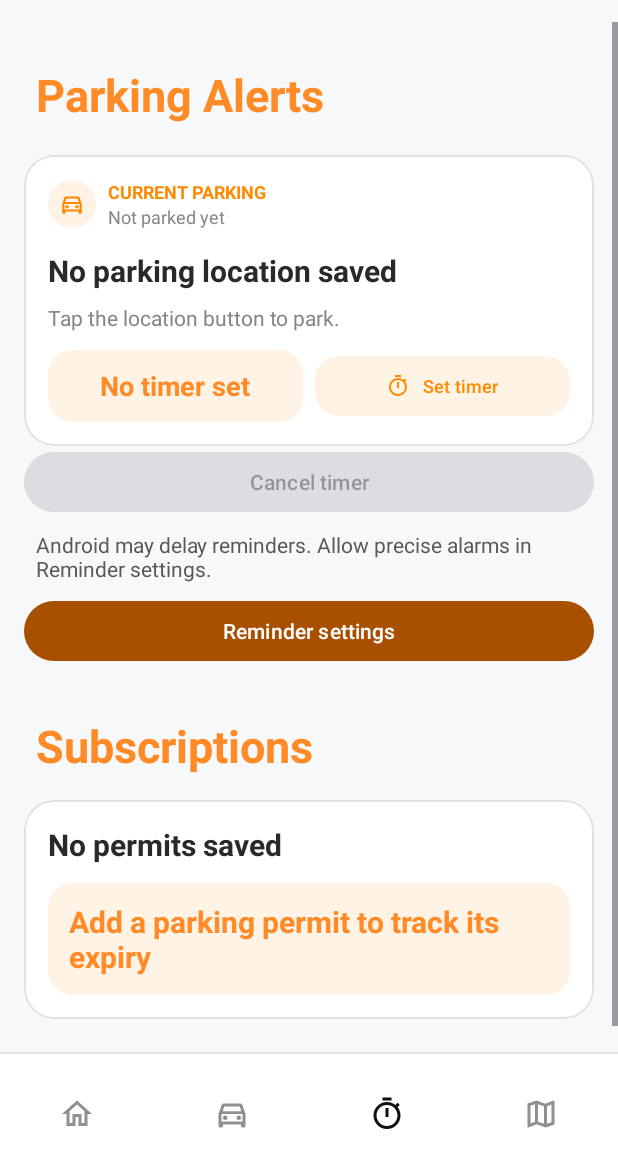
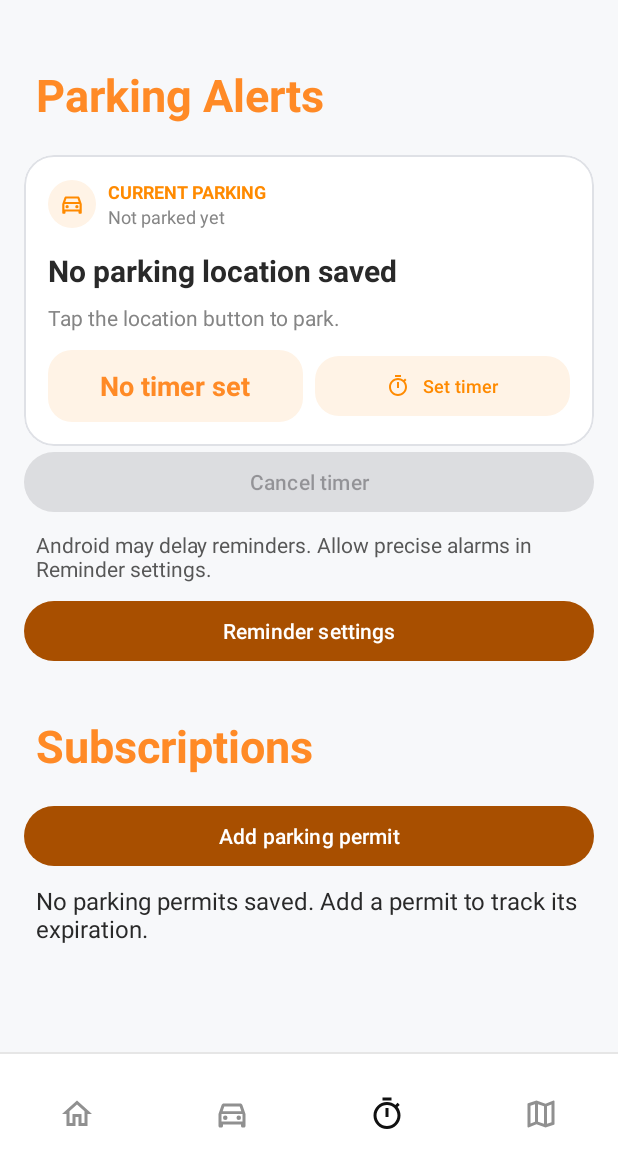
Before and after one commit to Rxsch/ParkMark, an Android app: the screen it shows after launch (MainActivity), item 3 of the bottom bar chosen, on a phone screen of 412 x 824 dp, the part 62-1236 px from its top. Run offline under Robolectric (Android 15) with nearby library versions, the phone set to English and light mode, and no system bars; our stand-ins replace Room's generated code.

Commit message:
feat: manage parking permits, renewals and photo retention

```diff
--- a/app/src/main/java/com/example/parkmark/MainActivity.java
+++ b/app/src/main/java/com/example/parkmark/MainActivity.java
@@ -29,6 +29,7 @@ import androidx.core.view.WindowInsetsCompat;
 import com.example.parkmark.data.*;
 import com.example.parkmark.ui.FormDialog;
 import com.example.parkmark.ui.AlertsController;
+import com.example.parkmark.ui.PermitsController;
 import com.example.parkmark.ui.ParkingMap;
 import com.example.parkmark.util.PhotoStorage;
 import com.example.parkmark.util.TimeText;
@@ -51,6 +52,7 @@ public class MainActivity extends AppCompatActivity {
     private ParkingState state;
     private ParkingMap parkingMap;
     private AlertsController alerts;
+    private PermitsController permits;
     private int currentTab = R.id.navHome;
     private long editorLocationId = -1;
     private long photoLocationId = -1;
@@ -83,9 +85,12 @@ public class MainActivity extends AppCompatActivity {
     // Observe database snapshots; all four pages read the same persistent parking state.
     @Override protected void onCreate(Bundle savedInstanceState) {
         super.onCreate(savedInstanceState);
+        androidx.core.view.WindowCompat.getInsetsController(getWindow(), getWindow().getDecorView())
+                .setAppearanceLightNavigationBars(true);
         repository = ParkRepository.get(this);
         parkingMap = new ParkingMap(this);
         alerts = new AlertsController(this, repository, this::message, this::requestNotifications);
+        permits = new PermitsController(this, repository, this::message, this::requestNotifications);
         if (getIntent().getBooleanExtra("openAlerts", false)) currentTab = R.id.navTimer;
         if (savedInstanceState != null) {
             currentTab = savedInstanceState.getInt("tab", R.id.navHome);
@@ -148,6 +153,8 @@ public class MainActivity extends AppCompatActivity {
         click(R.id.alertExtendTimeButton, () -> alerts.timer(state));
         click(R.id.cancelTimerButton, () -> alerts.cancelTimer(state));
         click(R.id.reminderSettingsButton, alerts::settings);
+        click(R.id.addPermitButton, () -> { if (state != null) permits.edit(null); });
+        click(R.id.photoRetentionButton, this::photoRetention);
         if (tab == R.id.navMap) parkingMap.attach(findViewById(R.id.mapContainer), current());
         renderState();
     }
@@ -185,7 +192,10 @@ public class MainActivity extends AppCompatActivity {
         text(R.id.alertParkingDetailsText, details);
         text(R.id.locationStatusText, locating ? "Finding your location…" : "Tap to save a new parking spot");
         updateClock();
-        if (currentTab == R.id.navTimer) alerts.renderStatus(state);
+        if (currentTab == R.id.navTimer) {
+            alerts.renderStatus(state);
+            permits.render(state == null ? java.util.Collections.emptyList() : state.permits);
+        }
         if (currentTab == R.id.navParking) {
             boolean exists = location != null;
             for (int id : new int[]{R.id.notesInput, R.id.levelInput, R.id.spotInput,
@@ -391,10 +401,13 @@ public class MainActivity extends AppCompatActivity {
         findViewById(R.id.previousPhotoButton).setEnabled(photoIndex > 0);
         findViewById(R.id.nextPhotoButton).setEnabled(photoIndex + 1 < count);
         findViewById(R.id.removePhotoButton).setEnabled(count > 0);
+        findViewById(R.id.photoRetentionButton).setEnabled(count > 0);
         Object token = new Object(); image.setTag(token);
         image.setImageResource(R.drawable.ic_car);
         if (count == 0) return;
         ParkingPhoto photo = state.photos.get(photoIndex);
+        text(R.id.photoCountText, "Photo " + (photoIndex + 1) + " of " + count
+                + (photo.deleteAfter > 0 ? " • Auto-removes " + TimeText.dateTime(photo.deleteAfter) : " • Kept until removed"));
         PHOTOS.execute(() -> {
             try {
                 Bitmap bitmap = PhotoStorage.decode(getApplicationContext(), photo.uri, 1024);
@@ -405,6 +418,19 @@ public class MainActivity extends AppCompatActivity {
             } catch (Exception ignored) { /* A removed legacy gallery image falls back to the car icon. */ }
         });
     }
+    // Let the user choose retention for an app-owned photo without affecting the gallery original.
+    private void photoRetention() {
+        if (state == null || state.photos.isEmpty()) return;
+        ParkingPhoto photo = state.photos.get(photoIndex);
+        new MaterialAlertDialogBuilder(this).setTitle("Keep this parking photo")
+                .setItems(new String[]{"Until I remove it", "1 day", "7 days", "30 days"}, (dialog, which) -> {
+                    long[] days = {0, 1, 7, 30};
+                    long deadline = which == 0 ? 0 : System.currentTimeMillis() + days[which] * 86_400_000L;
+                    repository.change(dao -> dao.setPhotoExpiry(photo.id, deadline), error ->
+                            message(error == null ? "Photo retention updated." : "Could not update photo retention."));
+                }).setNegativeButton("Cancel", null).show();
+    }
+
     private void removePhoto() {
         if (state == null || state.photos.isEmpty()) return;
         ParkingPhoto photo = state.photos.get(photoIndex);
--- a/app/src/main/res/layout/activity_alerts.xml
+++ b/app/src/main/res/layout/activity_alerts.xml
@@ -194,48 +194,11 @@
                 android:textSize="30sp"
                 android:textStyle="bold" />
 
-            <com.google.android.material.card.MaterialCardView
-                android:layout_width="match_parent"
-                android:layout_height="wrap_content"
-                android:layout_marginBottom="24dp"
-                app:cardBackgroundColor="#FFFFFF"
-                app:cardCornerRadius="20dp"
-                app:cardElevation="0dp"
-                app:strokeColor="#DFE1E6"
-                app:strokeWidth="1dp">
-
-                <LinearLayout
-                    android:layout_width="match_parent"
-                    android:layout_height="wrap_content"
-                    android:minHeight="140dp"
-                    android:orientation="vertical"
-                    android:padding="16dp">
-
-                    <TextView
-                        android:id="@+id/subscriptionNameText"
-                        android:layout_width="match_parent"
-                        android:layout_height="wrap_content"
-                        android:text="No permits saved"
-                        android:textColor="#292929"
-                        android:textSize="20sp"
-                        android:textStyle="bold" />
-
-                    <TextView
-                        android:id="@+id/subscriptionDaysLeftText"
-                        android:layout_width="wrap_content"
-                        android:layout_height="wrap_content"
-                        android:layout_marginTop="12dp"
-                        android:background="@drawable/bg_alert_badge"
-                        android:paddingHorizontal="14dp"
-                        android:paddingVertical="12dp"
-                        android:text="Add a parking permit to track its expiry"
-                        android:textColor="#FF8A26"
-                        android:textSize="20sp"
-                        android:textStyle="bold" />
-
-                </LinearLayout>
-
-            </com.google.android.material.card.MaterialCardView>
+            <com.google.android.material.button.MaterialButton
+                android:id="@+id/addPermitButton" android:layout_width="match_parent"
+                android:layout_height="wrap_content" android:text="Add parking permit" />
+            <LinearLayout android:id="@+id/permitContainer" android:layout_width="match_parent"
+                android:layout_height="wrap_content" android:orientation="vertical" />
 
         </LinearLayout>
 
--- a/app/src/main/res/layout/activity_parking.xml
+++ b/app/src/main/res/layout/activity_parking.xml
@@ -96,6 +96,7 @@
                 <com.google.android.material.button.MaterialButton android:id="@+id/previousPhotoButton" android:layout_width="0dp" android:layout_weight="1" android:layout_height="wrap_content" android:text="Previous" />
                 <com.google.android.material.button.MaterialButton android:id="@+id/nextPhotoButton" android:layout_width="0dp" android:layout_weight="1" android:layout_height="wrap_content" android:text="Next" />
             </LinearLayout>
+            <com.google.android.material.button.MaterialButton android:id="@+id/photoRetentionButton" android:layout_width="match_parent" android:layout_height="wrap_content" android:text="Photo retention" />
             <com.google.android.material.button.MaterialButton android:id="@+id/removePhotoButton" android:layout_width="match_parent" android:layout_height="wrap_content" android:text="Remove photo" />
             <TextView android:layout_width="match_parent" android:layout_height="wrap_content" android:layout_marginTop="16dp" android:text="Garage level" android:labelFor="@id/levelInput" android:textColor="#292929" />
             <EditText android:id="@+id/levelInput" android:layout_width="match_parent" android:layout_height="wrap_content" android:minHeight="48dp" android:inputType="textCapSentences" android:hint="e.g. 3" android:maxLength="50" android:textColor="#292929" />
--- a/app/src/main/res/values-night/themes.xml
+++ b/app/src/main/res/values-night/themes.xml
@@ -5,7 +5,6 @@
         <item name="colorOnPrimary">#FFFFFF</item>
         <item name="colorSecondary">#FF8A00</item>
         <item name="android:windowLightStatusBar">true</item>
-        <item name="android:windowLightNavigationBar">true</item>
 
     </style>
 </resources>
--- a/app/src/main/res/values/themes.xml
+++ b/app/src/main/res/values/themes.xml
@@ -4,7 +4,6 @@
         <item name="colorOnPrimary">#FFFFFF</item>
         <item name="colorSecondary">#FF8A00</item>
         <item name="android:windowLightStatusBar">true</item>
-        <item name="android:windowLightNavigationBar">true</item>
 
     </style>
 
```
Also changed, not shown: app/src/main/java/com/example/parkmark/ui/PermitsController.java (added, +152 -0 lines), 3 other files.
